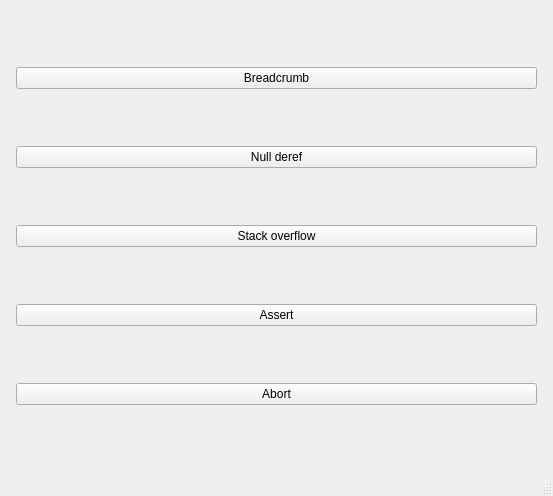
Above: mainwindow.ui from jpnurmi/sentry-playground before the change. Below: the same form after it.
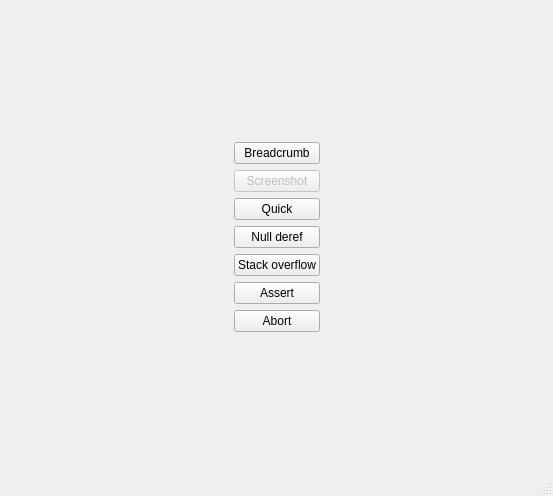
That is the form after the change.

```diff
--- a/mainwindow.ui
+++ b/mainwindow.ui
@@ -15,13 +15,46 @@
   </property>
   <widget class="QWidget" name="centralwidget">
    <layout class="QGridLayout" name="gridLayout">
-    <item row="4" column="1">
+    <item row="5" column="1">
+     <widget class="QPushButton" name="stackOverflowButton">
+      <property name="text">
+       <string>Stack overflow</string>
+      </property>
+     </widget>
+    </item>
+    <item row="4" column="0">
+     <spacer name="horizontalSpacer">
+      <property name="orientation">
+       <enum>Qt::Orientation::Horizontal</enum>
+      </property>
+      <property name="sizeHint" stdset="0">
+       <size>
+        <width>0</width>
+        <height>0</height>
+       </size>
+      </property>
+     </spacer>
+    </item>
+    <item row="6" column="1">
      <widget class="QPushButton" name="assertButton">
       <property name="text">
        <string>Assert</string>
       </property>
      </widget>
     </item>
+    <item row="0" column="1">
+     <spacer name="verticalSpacer">
+      <property name="orientation">
+       <enum>Qt::Orientation::Vertical</enum>
+      </property>
+      <property name="sizeHint" stdset="0">
+       <size>
+        <width>0</width>
+        <height>0</height>
+       </size>
+      </property>
+     </spacer>
+    </item>
     <item row="1" column="1">
      <widget class="QPushButton" name="breadcrumbButton">
       <property name="text">
@@ -29,55 +62,63 @@
       </property>
      </widget>
     </item>
-    <item row="3" column="1">
-     <widget class="QPushButton" name="stackOverflowButton">
-      <property name="text">
-       <string>Stack overflow</string>
-      </property>
-     </widget>
-    </item>
-    <item row="2" column="1">
+    <item row="4" column="1">
      <widget class="QPushButton" name="nullDerefButton">
       <property name="text">
        <string>Null deref</string>
       </property>
      </widget>
     </item>
-    <item row="6" column="1">
+    <item row="9" column="1">
      <spacer name="verticalSpacer_2">
       <property name="orientation">
        <enum>Qt::Orientation::Vertical</enum>
       </property>
-     </spacer>
-    </item>
-    <item row="2" column="0">
-     <spacer name="horizontalSpacer">
-      <property name="orientation">
-       <enum>Qt::Orientation::Horizontal</enum>
+      <property name="sizeHint" stdset="0">
+       <size>
+        <width>0</width>
+        <height>0</height>
+       </size>
       </property>
      </spacer>
     </item>
-    <item row="2" column="2">
+    <item row="4" column="2">
      <spacer name="horizontalSpacer_2">
       <property name="orientation">
        <enum>Qt::Orientation::Horizontal</enum>
       </property>
-     </spacer>
-    </item>
-    <item row="0" column="1">
-     <spacer name="verticalSpacer">
-      <property name="orientation">
-       <enum>Qt::Orientation::Vertical</enum>
+      <property name="sizeHint" stdset="0">
+       <size>
+        <width>0</width>
+        <height>0</height>
+       </size>
       </property>
      </spacer>
     </item>
-    <item row="5" column="1">
+    <item row="7" column="1">
      <widget class="QPushButton" name="abortButton">
       <property name="text">
        <string>Abort</string>
       </property>
      </widget>
     </item>
+    <item row="3" column="1">
+     <widget class="QPushButton" name="quickButton">
+      <property name="text">
+       <string>Quick</string>
+      </property>
+     </widget>
+    </item>
+    <item row="2" column="1">
+     <widget class="QPushButton" name="screenshotButton">
+      <property name="enabled">
+       <bool>false</bool>
+      </property>
+      <property name="text">
+       <string>Screenshot</string>
+      </property>
+     </widget>
+    </item>
    </layout>
   </widget>
   <widget class="QMenuBar" name="menubar">
```
Left out of the diff: 5 changed lines with no effect on the pictures.
